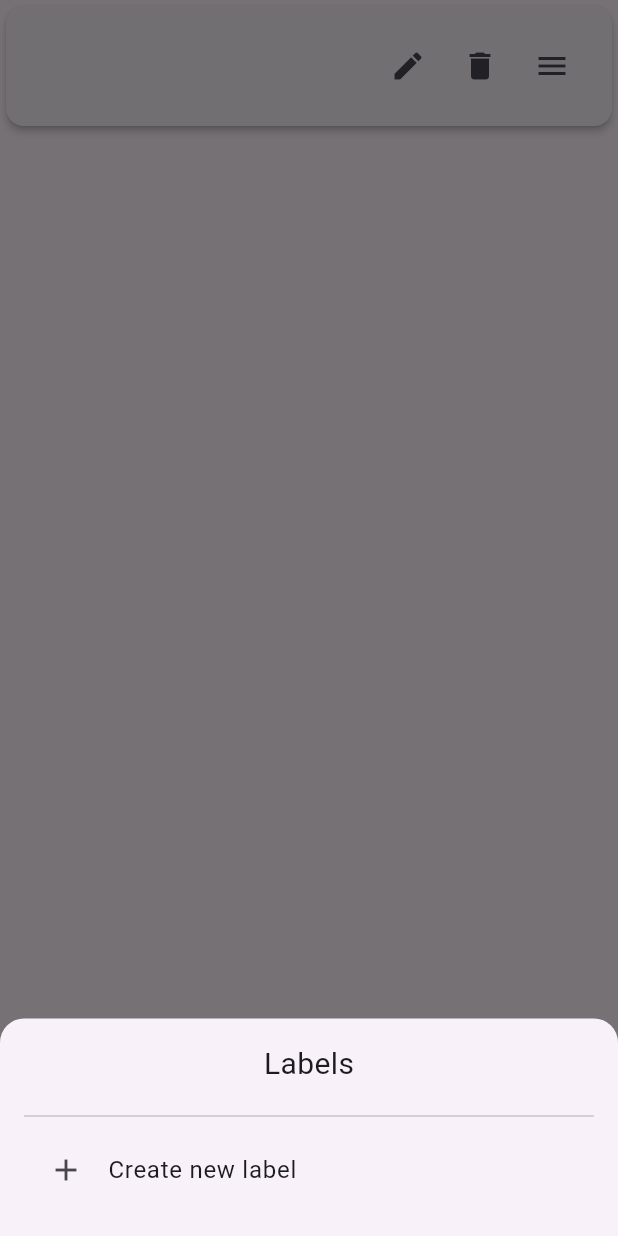
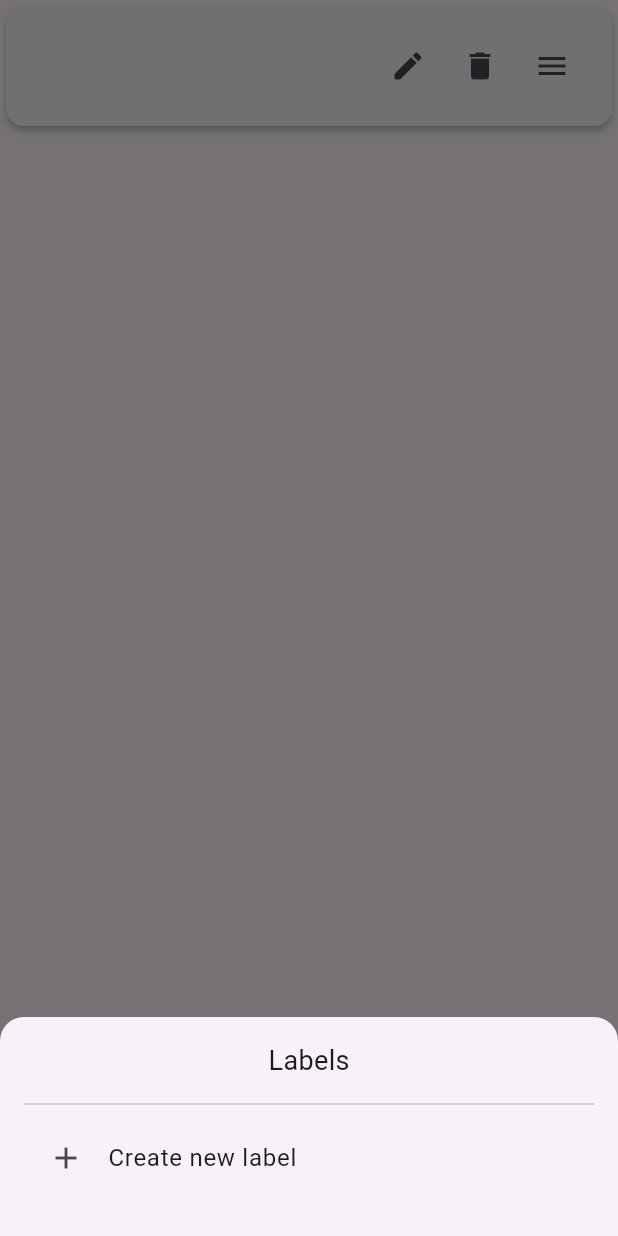
Before and after one commit to Jordan22195/JotApp, a Flutter app: the NoteCard widget shown alone on an empty page, opened directly with empty values, after a tap on the "menu" icon, on a phone screen of 412 x 824 dp. Run offline on Flutter 3.47's test engine with Material 3 defaults, Android fonts, the phone set to English and light mode, and no system bars.

Commit message:
each card can be assigned a label

```diff
--- a/lib/main.dart
+++ b/lib/main.dart
@@ -40,6 +40,7 @@ class MyApp extends StatelessWidget {
 
 class Note {
   final String id;
+  String labelId = "";
   String text;
   bool isEditing;
   bool isFavorite;
@@ -47,6 +48,7 @@ class Note {
 
   Note({
     String? id,
+    labelId = "",
     this.text = "",
     this.isEditing = false,
     this.isFavorite = false,
@@ -63,6 +65,7 @@ class Label {
   });
 }
 
+List<Label> labels = [];
 
 List<Note> notes = [];
 List<String> existingLabels = [];
@@ -92,12 +95,10 @@ class NoteCard extends StatefulWidget {
 }
 
 class LabelPickerSheet extends StatefulWidget {
-  final List<String> labels;
   final Function(String) onCreateLabel;
   final Function(String) onSelectLabel;
 
   const LabelPickerSheet({
-    required this.labels,
     required this.onCreateLabel,
     required this.onSelectLabel,
     super.key,
@@ -119,10 +120,11 @@ class _LabelPickerSheetState extends State<LabelPickerSheet> {
           const SizedBox(height: 12),
 
           // List of labels
-          ...widget.labels.map((label) {
+          ...labels.map((label) {
             return ListTile(
-              title: Text(label),
-              onTap: () => widget.onSelectLabel(label),
+              title: Text(label.name),
+              onTap: (){
+                setState(() =>  widget.onSelectLabel(label.id));},
             );
           }),
 
@@ -172,7 +174,7 @@ Future<String?> _openCreateLabelDialog(BuildContext context) {
 class _NoteCardState extends State<NoteCard> {
   late TextEditingController controller;
 
-void _openLabelPicker(BuildContext context) {
+void _openLabelPicker(BuildContext context, Note note) {
   showModalBottomSheet(
     context: context,
     isScrollControlled: true,
@@ -180,13 +182,80 @@ void _openLabelPicker(BuildContext context) {
       borderRadius: BorderRadius.vertical(top: Radius.circular(16)),
     ),
     builder: (context) {
-      return LabelPickerSheet(
-        labels: existingLabels,
-        onCreateLabel: (newLabel) {
-          setState(() => existingLabels.add(newLabel));
-        },
-        onSelectLabel: (label) {
-          setState(() => widget.note.labels.add(label));
+      // Use StatefulBuilder so we can call setState inside the sheet
+      return StatefulBuilder(
+        builder: (context, setSheetState) {
+          return Padding(
+            padding: MediaQuery.of(context).viewInsets.add(const EdgeInsets.all(16)),
+            child: Column(
+              mainAxisSize: MainAxisSize.min,
+              children: [
+                const Text('Labels', style: TextStyle(fontSize: 18)),
+                const SizedBox(height: 8),
+
+                // Build the list from the parent's labels list (capture by reference)
+                ...labels.map((label) {
+                  final selected = note.labelId == label.id;
+                  return ListTile(
+                    title: Text(label.name),
+                    trailing: selected ? const Icon(Icons.check) : null,
+                    onTap: () {
+                      // Assign label to note in parent state
+                      setState(() => note.labelId = label.id); // parent setState
+                      // Also close the sheet (or keep open if you prefer)
+                      Navigator.of(context).pop();
+                    },
+                  );
+                }).toList(),
+
+                const Divider(),
+
+                // Create new label tile
+                ListTile(
+                  leading: const Icon(Icons.add),
+                  title: const Text('Create new label'),
+                  onTap: () async {
+                    // Ask for name
+                    final name = await showDialog<String?>(
+                      context: context,
+                      builder: (context) {
+                        final controller = TextEditingController();
+                        return AlertDialog(
+                          title: const Text('Create label'),
+                          content: TextField(controller: controller),
+                          actions: [
+                            TextButton(onPressed: () => Navigator.pop(context, null), child: const Text('Cancel')),
+                            TextButton(
+                              onPressed: () {
+                                final txt = controller.text.trim();
+                                if (txt.isNotEmpty) Navigator.pop(context, txt);
+                              },
+                              child: const Text('Create'),
+                            ),
+                          ],
+                        );
+                      },
+                    );
+
+                    if (name != null && name.isNotEmpty) {
+                      // 1) Add to parent labels list
+                      final newLabel = Label(id: uuid.v4(), name: name);
+                      setState(() => labels.add(newLabel)); // parent setState
+
+                      // 2) Also update the sheet's UI immediately
+                      setSheetState(() { /* no-op, labels has been mutated; this forces rebuild */ });
+
+                      // Optionally assign the new label to the note and close sheet
+                      //setState(() => note.labelId = newLabel.id);
+                      //Navigator.of(context).pop();
+                    }
+                  },
+                ),
+
+                const SizedBox(height: 8),
+              ],
+            ),
+          );
         },
       );
     },
@@ -194,11 +263,22 @@ void _openLabelPicker(BuildContext context) {
 }
 
 
+
   @override
   void initState() {
     super.initState();
     controller = TextEditingController(text: widget.note.text);
 
+  }
+
+  Text getCardLable(String labelId){
+    Text ret = Text("");
+    for( Label l in labels){
+      if ( l.id == widget.note.labelId){
+          ret = Text(l.name);
+      }
+    }
+    return ret;
   }
 
   @override
@@ -244,9 +324,9 @@ void _openLabelPicker(BuildContext context) {
               ),
 
             IconButton(icon: Icon(Icons.delete), onPressed: widget.onDelete),
-            IconButton(icon: Icon(Icons.menu), onPressed: () => _openLabelPicker(context,)),
-            if(widget.note.labels.isNotEmpty)
-              Text(widget.note.labels[0])
+            IconButton(icon: Icon(Icons.menu), onPressed: () => _openLabelPicker(context,widget.note)),
+            getCardLable(widget.note.labelId),
+
             ],
         ),
       ),
```
